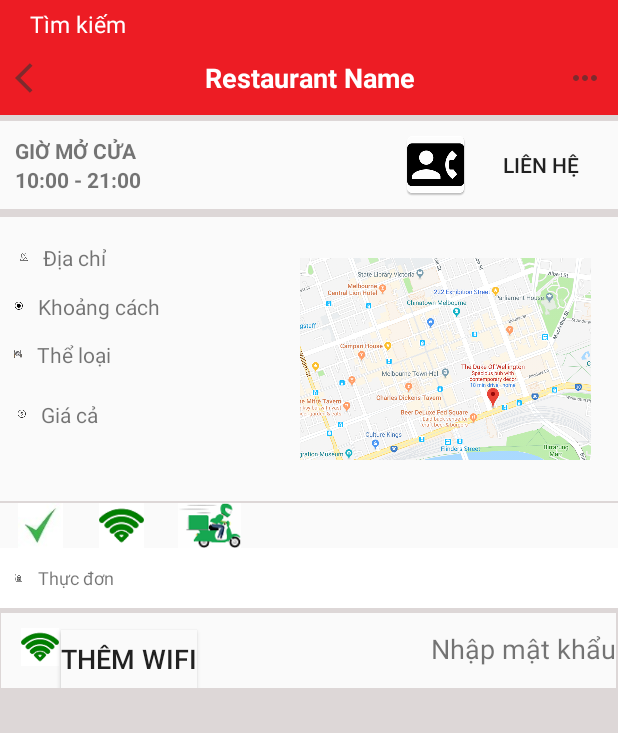
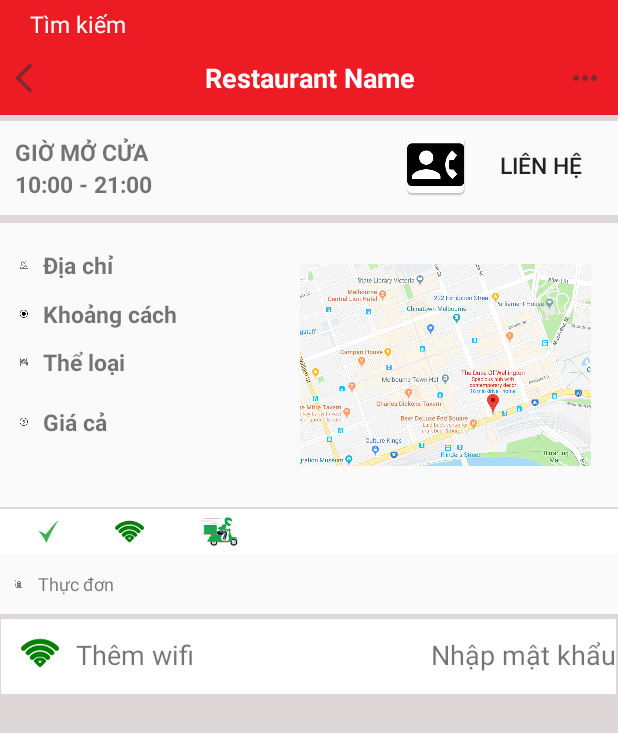
Before and after one commit to hiepvu0201/Foody, an Android app: the RestaurantActivity screen opened directly, with no data from a screen before it, on a phone screen of 412 x 824 dp. Shown: the top 733 px of the screen. Run offline under Robolectric (Android 15) with nearby library versions, the phone set to English and light mode, and no system bars; our stand-ins replace Picasso; pictures from the network do not load; 6 statements that could not run were skipped.

Commit message:
add more function

```diff
--- a/app/src/main/java/hcmute/edu/vn/group11/foody/FoodRecyclerViewAdapter.java
+++ /dev/null
@@ -1,87 +0,0 @@
-package hcmute.edu.vn.group11.foody;
-
-import android.content.Context;
-import android.content.Intent;
-import android.view.LayoutInflater;
-import android.view.View;
-import android.view.ViewGroup;
-import android.widget.ImageView;
-import android.widget.TextView;
-
-import androidx.annotation.NonNull;
-import androidx.cardview.widget.CardView;
-import androidx.recyclerview.widget.RecyclerView;
-
-import com.squareup.picasso.Picasso;
-
-import java.util.List;
-
-import hcmute.edu.vn.group11.foody.entities.Food;
-
-public class FoodRecyclerViewAdapter extends RecyclerView.Adapter<FoodRecyclerViewAdapter.MyViewHolder> {
-
-    private Context mContext;
-    private List<Food> mData;
-
-    public FoodRecyclerViewAdapter(Context mContext, List<Food> mData) {
-        this.mContext = mContext;
-        this.mData = mData;
-    }
-
-    @NonNull
-    @Override
-    public FoodRecyclerViewAdapter.MyViewHolder onCreateViewHolder(@NonNull ViewGroup parent, int viewType) {
-        View view;
-        LayoutInflater mInflater = LayoutInflater.from(mContext);
-        view = mInflater.inflate(R.layout.cardview_item, parent,false);
-        return new FoodRecyclerViewAdapter.MyViewHolder(view);
-    }
-
-    @Override
-    public void onBindViewHolder(@NonNull MyViewHolder holder, final int position) {
-        holder.tv_res_name.setText(mData.get(position).getName());
-        Picasso.with(this.mContext).load(mData.get(position).getImage())
-                .into(holder.img_res_thumbnail,new com.squareup.picasso.Callback(){
-                    @Override
-                    public void onSuccess() {
-                    }
-                    @Override
-                    public void onError() {
-                    }
-                });
-        holder.cardView.setOnClickListener(new View.OnClickListener() {
-            @Override
-            public void onClick(View v) {
-                Intent intent = new Intent(mContext, ActivityRestaurant.class);
-
-                // Passing data to the resactivity
-                intent.putExtra("Name", mData.get(position).getName());
-                intent.putExtra("image", mData.get(position).getImage());
-                intent.putExtra("idQuan", mData.get(position).getIdQuan());
-                intent.putExtra("Gia", mData.get(position).getGia());
-
-                //Start the activity
-                mContext.startActivity(intent);
-            }
-        });
-    }
-
-    @Override
-    public int getItemCount() {
-        return mData.size();
-    }
-
-    public static class MyViewHolder extends RecyclerView.ViewHolder{
-        TextView tv_res_name;
-        ImageView img_res_thumbnail;
-        CardView cardView;
-
-        public MyViewHolder(View itemView){
-            super(itemView);
-
-            tv_res_name = (TextView) itemView.findViewById(R.id.res_name_id);
-            img_res_thumbnail = (ImageView) itemView.findViewById(R.id.res_img_id);
-            cardView = (CardView) itemView.findViewById(R.id.cardview_id);
-        }
-    }
-}
--- a/app/src/main/java/hcmute/edu/vn/group11/foody/MenuActivity.java
+++ b/app/src/main/java/hcmute/edu/vn/group11/foody/activities/MenuActivity.java
@@ -1,4 +1,4 @@
-package hcmute.edu.vn.group11.foody;
+package hcmute.edu.vn.group11.foody.activities;
 
 import android.os.Bundle;
 import android.widget.ExpandableListView;
@@ -8,6 +8,9 @@ import androidx.appcompat.app.AppCompatActivity;
 import java.util.ArrayList;
 import java.util.HashMap;
 import java.util.List;
+
+import hcmute.edu.vn.group11.foody.CustomExpandableListView;
+import hcmute.edu.vn.group11.foody.R;
 
 public class MenuActivity extends AppCompatActivity {
 
--- a/app/src/main/java/hcmute/edu/vn/group11/foody/ActivityRestaurant.java
+++ b/app/src/main/java/hcmute/edu/vn/group11/foody/activities/RestaurantActivity.java
@@ -1,36 +1,36 @@
-package hcmute.edu.vn.group11.foody;
+package hcmute.edu.vn.group11.foody.activities;
 
 import androidx.annotation.RequiresApi;
 import androidx.appcompat.app.AppCompatActivity;
-import androidx.core.app.ActivityCompat;
 import androidx.recyclerview.widget.GridLayoutManager;
 import androidx.recyclerview.widget.RecyclerView;
 
-import android.Manifest;
 import android.content.Intent;
-import android.content.pm.PackageManager;
 import android.database.Cursor;
 import android.net.Uri;
 import android.os.Build;
 import android.os.Bundle;
 import android.view.View;
-import android.widget.Button;
 import android.widget.ImageButton;
-import android.widget.ImageView;
 import android.widget.TextView;
+import android.widget.Toast;
 
 import java.util.ArrayList;
 import java.util.Objects;
 
+import hcmute.edu.vn.group11.foody.R;
+import hcmute.edu.vn.group11.foody.adapter.FoodRecyclerViewAdapter;
+import hcmute.edu.vn.group11.foody.databases.Database;
 import hcmute.edu.vn.group11.foody.entities.Food;
+import hcmute.edu.vn.group11.foody.entities.Restaurant;
 
-public class ActivityRestaurant extends AppCompatActivity {
+public class RestaurantActivity extends AppCompatActivity {
 
-    private TextView tvResName, tvFoodName, tvDesc, tvPhone, tvType, tvPrice, tvAddress;
-    private ImageView img;
-    TextView tvMenu;
+    private TextView tvResName, tvPhone, tvType, tvPrice, tvAddress;
+    TextView tvMenu, tvAddWifi;
     ImageButton btnCancel;
     ArrayList<Food> lstFood;
+    public static int idQuan;
 
     @RequiresApi(api = Build.VERSION_CODES.KITKAT)
     @Override
@@ -43,24 +43,39 @@ public class ActivityRestaurant extends AppCompatActivity {
         tvPrice = (TextView) findViewById(R.id.tvPrice);
         tvType = (TextView) findViewById(R.id.tvType);
         tvPhone = (TextView) findViewById(R.id.tvPhone);
-        img = (ImageView) findViewById(R.id.res_thumbnail);
         btnCancel = (ImageButton) findViewById(R.id.imgbtnBack);
         tvMenu = (TextView) findViewById(R.id.tvMenu);
+        tvAddWifi = (TextView) findViewById(R.id.tvAddWifi);
 
         tvMenu.setOnClickListener(new View.OnClickListener() {
             @Override
             public void onClick(View v) {
-                Intent intent = new Intent(ActivityRestaurant.this, MenuActivity.class);
+                Intent intent = new Intent(RestaurantActivity.this, MenuActivity.class);
                 startActivity(intent);
             }
         });
-
 
         btnCancel.setOnClickListener(new View.OnClickListener() {
             @Override
             public void onClick(View v) {
                 setResult(RESULT_CANCELED);
                 finish();
+            }
+        });
+
+        tvAddWifi.setOnClickListener(new View.OnClickListener() {
+            @Override
+            public void onClick(View v) {
+                Intent intent = new Intent(RestaurantActivity.this, WifiActivity.class);
+                startActivity(intent);
+            }
+        });
+
+        tvPhone.setOnClickListener(new View.OnClickListener() {
+            @Override
+            public void onClick(View v) {
+                String dial="tel:"+tvPhone.getText();
+                startActivity(new Intent(Intent.ACTION_DIAL, Uri.parse(dial)));
             }
         });
 
@@ -75,26 +90,31 @@ public class ActivityRestaurant extends AppCompatActivity {
 //        tvDesc.setText(intent.getExtras().getString("description"));
 //        tvFoodName.setText(intent.getExtras().getString("address"));
 
-        int idQuan = intent.getIntExtra("id", 0);
-
+        idQuan = intent.getIntExtra("id", 0);
         lstFood = new ArrayList<>();
-        getDataFood(idQuan);
+        getFoods();
         RecyclerView myrv = (RecyclerView) findViewById(R.id.recyclerview_id);
         FoodRecyclerViewAdapter myAdapter = new FoodRecyclerViewAdapter(this, lstFood);
         myrv.setLayoutManager(new GridLayoutManager(this, 2));
         myrv.setAdapter(myAdapter);
 
-
-        tvPhone.setOnClickListener(new View.OnClickListener() {
-            @Override
-            public void onClick(View v) {
-                String dial="tel:"+tvPhone.getText();
-                startActivity(new Intent(Intent.ACTION_DIAL, Uri.parse(dial)));
-            }
-        });
+        test();
     }
 
-    private void getDataFood(int idQuan){
-        Cursor data = MainActivity.database.getData("SELECT * FROM Food Where idQuan ='"+idQuan+"';");
+    private void test(){
+        Toast.makeText(this,"Image: "+lstFood.get(0).getImage().toString(),Toast.LENGTH_LONG).show();
+    }
+
+    private void getFoods(){
+        Cursor dataFood = MainActivity.database.getData("SELECT * FROM Food Where IdQuan = "+idQuan);
+        lstFood.clear();
+        while (dataFood.moveToNext()){
+            int idQuan = dataFood.getInt(4);
+            String gia = dataFood.getString(3);
+            String image = dataFood.getString(2);
+            String name = dataFood.getString(1);
+            int id = dataFood.getInt(0);
+            lstFood.add(new Food(id, name, image,  gia, idQuan));
+        }
     }
 }
--- a/app/src/main/java/hcmute/edu/vn/group11/foody/SearchResultActivity.java
+++ b/app/src/main/java/hcmute/edu/vn/group11/foody/activities/SearchResultActivity.java
@@ -1,8 +1,10 @@
-package hcmute.edu.vn.group11.foody;
+package hcmute.edu.vn.group11.foody.activities;
 
 import androidx.appcompat.app.AppCompatActivity;
 
 import android.os.Bundle;
+
+import hcmute.edu.vn.group11.foody.R;
 
 public class SearchResultActivity extends AppCompatActivity {
 
--- a/app/src/main/java/hcmute/edu/vn/group11/foody/Wifi.java
+++ b/app/src/main/java/hcmute/edu/vn/group11/foody/activities/WifiActivity.java
@@ -1,10 +1,12 @@
-package hcmute.edu.vn.group11.foody;
+package hcmute.edu.vn.group11.foody.activities;
 
 import androidx.appcompat.app.AppCompatActivity;
 
 import android.os.Bundle;
 
-public class Wifi extends AppCompatActivity {
+import hcmute.edu.vn.group11.foody.R;
+
+public class WifiActivity extends AppCompatActivity {
 
     @Override
     protected void onCreate(Bundle savedInstanceState) {
--- a/app/src/main/res/layout/activity_main.xml
+++ b/app/src/main/res/layout/activity_main.xml
@@ -5,7 +5,7 @@
     android:layout_width="match_parent"
     android:layout_height="match_parent"
     android:orientation="vertical"
-    tools:context=".MainActivity">
+    tools:context=".activities.MainActivity">
 
     <LinearLayout
         android:background="#ed1c24"
@@ -61,7 +61,7 @@
         android:layout_height="match_parent">
 
         <androidx.recyclerview.widget.RecyclerView
-            android:id="@+id/recyclerview_id"
+            android:id="@+id/recyclerview_res_id"
             android:layout_width="match_parent"
             android:layout_height="match_parent">
 
--- a/app/src/main/res/layout/activity_menu.xml
+++ b/app/src/main/res/layout/activity_menu.xml
@@ -2,7 +2,7 @@
     xmlns:tools="http://schemas.android.com/tools"
     android:layout_width="match_parent"
     android:layout_height="match_parent"
-    tools:context=".MenuActivity">
+    tools:context=".activities.MenuActivity">
 
     <TextView
         android:id="@+id/text"
--- a/app/src/main/res/layout/activity_restaurant.xml
+++ b/app/src/main/res/layout/activity_restaurant.xml
@@ -7,7 +7,7 @@
     android:weightSum="5"
     android:orientation="vertical"
     android:background="#DDD7D7"
-    tools:context=".ActivityRestaurant">
+    tools:context=".activities.RestaurantActivity">
 
     <LinearLayout
         android:background="#ed1c24"
@@ -89,12 +89,14 @@
                     android:layout_height="match_parent"
                     android:orientation="vertical">
                     <TextView
+                        android:textSize="15sp"
                         android:layout_width="wrap_content"
                         android:layout_height="match_parent"
                         android:textStyle="bold"
                         android:text="GIỜ MỞ CỬA">
                     </TextView>
                     <TextView
+                        android:textSize="15sp"
                         android:textStyle="bold"
                         android:layout_width="wrap_content"
                         android:layout_height="match_parent"
@@ -103,6 +105,7 @@
                 </LinearLayout>
 
                 <Button
+                    android:textSize="15sp"
                     android:id="@+id/tvPhone"
                     android:layout_margin="5dp"
                     android:layout_width="140dp"
@@ -121,6 +124,8 @@
                 android:background="#FAFAFA">
 
                 <TextView
+                    android:textSize="15sp"
+                    android:textStyle="bold"
                     android:id="@+id/tvAddress"
                     android:drawablePadding="10dp"
                     android:drawableLeft="@drawable/marker"
@@ -129,11 +134,12 @@
                     android:layout_alignParentStart="true"
                     android:layout_alignParentLeft="true"
                     android:layout_alignParentTop="true"
-                    android:layout_marginStart="13dp"
                     android:layout_marginLeft="13dp"
                     android:layout_marginTop="17dp"
                     android:text="Địa chỉ" />
                 <TextView
+                    android:textSize="15sp"
+                    android:textStyle="bold"
                     android:id="@+id/tvDistance"
                     android:drawablePadding="10dp"
                     android:drawableLeft="@drawable/point"
@@ -141,13 +147,14 @@
                     android:layout_height="wrap_content"
                     android:layout_alignParentStart="true"
                     android:layout_alignParentTop="true"
-                    android:layout_marginStart="10dp"
                     android:layout_marginTop="50dp"
                     android:text="Khoảng cách "
-                    android:layout_marginLeft="10dp"
+                    android:layout_marginLeft="13dp"
                     android:layout_alignParentLeft="true" />
                 <TextView
                     android:id="@+id/tvType"
+                    android:textSize="15sp"
+                    android:textStyle="bold"
                     android:drawablePadding="10dp"
                     android:drawableLeft="@drawable/restaurantkind"
                     android:layout_width="wrap_content"
@@ -155,21 +162,21 @@
                     android:layout_alignParentStart="true"
                     android:layout_alignParentLeft="true"
                     android:layout_alignParentTop="true"
-                    android:layout_marginStart="9dp"
-                    android:layout_marginLeft="9dp"
+                    android:layout_marginLeft="13dp"
                     android:layout_marginTop="82dp"
                     android:text="Thể loại" />
                 <TextView
                     android:id="@+id/tvPrice"
+                    android:textSize="15sp"
                     android:drawablePadding="10dp"
+                    android:textStyle="bold"
                     android:drawableLeft="@drawable/coin"
                     android:layout_width="wrap_content"
                     android:layout_height="wrap_content"
                     android:layout_alignParentStart="true"
                     android:layout_alignParentLeft="true"
                     android:layout_alignParentTop="true"
-                    android:layout_marginStart="12dp"
-                    android:layout_marginLeft="12dp"
+                    android:layout_marginLeft="13dp"
                     android:layout_marginTop="122dp"
                     android:text="Giá cả" />
 
@@ -184,10 +191,11 @@
                     android:src="@drawable/map" />
             </RelativeLayout>
             <RelativeLayout
+                android:padding="5dp"
                 android:layout_marginTop="1dp"
                 android:layout_width="420dp"
                 android:layout_height="30dp"
-                android:background="#FAFAFA">
+                android:background="#ffff">
 
                 <ImageView
                     android:id="@+id/imgtick"
@@ -214,7 +222,7 @@
                 android:layout_width="match_parent"
                 android:layout_height="wrap_content"
                 android:layout_marginBottom="1dp"
-                android:background="#FFFFFF">
+                android:background="#FAFAFA">
 
                 <TextView
                     android:id="@+id/tvMenu"
@@ -233,7 +241,7 @@
                 android:layout_width="410dp"
                 android:layout_height="50dp"
                 android:layout_marginTop="2dp"
-                android:background="#FAFAFA">
+                android:background="#ffff">
 
                 <ImageView
                     android:id="@+id/imgwifi1"
@@ -244,13 +252,14 @@
                     android:layout_marginRight="4dp"
                     android:src="@drawable/wifi" />
 
-                <Button
+                <TextView
+                    android:paddingLeft="10dp"
                     android:layout_marginTop="11dp"
                     android:id="@+id/tvAddWifi"
                     android:layout_width="wrap_content"
                     android:layout_height="wrap_content"
                     android:layout_marginLeft="40dp"
-                    android:background="#FAFAFA"
+                    android:background="#ffff"
                     android:text="Thêm wifi"
                     android:textSize="18dp" />
                 <TextView
@@ -259,7 +268,7 @@
                     android:layout_width="wrap_content"
                     android:layout_height="wrap_content"
                     android:layout_alignParentRight="true"
-                    android:background="#FAFAFA"
+                    android:background="#ffff"
                     android:text="Nhập mật khẩu"
                     android:textSize="18sp" />
 
--- a/app/src/main/res/layout/activity_search_result.xml
+++ b/app/src/main/res/layout/activity_search_result.xml
@@ -5,7 +5,7 @@
     android:layout_width="match_parent"
     android:layout_height="match_parent"
     android:orientation="vertical"
-    tools:context=".SearchResultActivity">
+    tools:context=".activities.SearchResultActivity">
 
     <LinearLayout
         android:background="#ed1c24"
--- a/app/src/main/res/layout/activity_wifi.xml
+++ b/app/src/main/res/layout/activity_wifi.xml
@@ -6,7 +6,7 @@
     android:layout_height="match_parent"
     android:orientation="vertical"
     android:padding="10dp"
-    tools:context=".Wifi">
+    tools:context=".activities.WifiActivity">
 
     <EditText
         android:background="@drawable/round_edittext"
--- a/app/src/main/res/layout/cardview_item.xml
+++ b/app/src/main/res/layout/cardview_item.xml
@@ -15,14 +15,14 @@
         android:layout_height="match_parent">
 
         <ImageView
-            android:id="@+id/res_img_id"
+            android:id="@+id/img_id"
             android:layout_width="match_parent"
             android:layout_height="160dp"
             android:scaleType="centerCrop"
             android:background="#2d2d2d"/>
 
         <TextView
-            android:id="@+id/res_name_id"
+            android:id="@+id/name_id"
             android:gravity="center"
             android:textColor="#2d2d2d"
             android:textSize="13sp"
```
Also changed, not shown: app/src/main/AndroidManifest.xml (+7 -7 lines), app/src/main/java/hcmute/edu/vn/group11/foody/DatabaseHandler.java (deleted, +0 -25 lines), app/src/main/java/hcmute/edu/vn/group11/foody/activities/MainActivity.java (renamed from app/src/main/java/hcmute/edu/vn/group11/foody/MainActivity.java, +22 -14 lines), app/src/main/java/hcmute/edu/vn/group11/foody/activities/ProvinceActivity.java (renamed from app/src/main/java/hcmute/edu/vn/group11/foody/Province.java, +6 -6 lines), app/src/main/java/hcmute/edu/vn/group11/foody/adapter/FoodRecyclerViewAdapter.java (renamed from app/src/main/java/hcmute/edu/vn/group11/foody/RestaurantRecyclerViewAdapter.java, +19 -26 lines), app/src/main/java/hcmute/edu/vn/group11/foody/adapter/RestaurantRecyclerViewAdapter.java (added, +97 -0 lines), app/src/main/java/hcmute/edu/vn/group11/foody/entities/Food.java (+17 -18 lines), app/src/main/java/hcmute/edu/vn/group11/foody/entities/Restaurant.java (+36 -36 lines).
